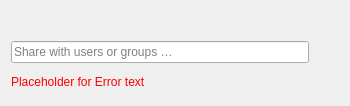
This is src/gui/shareusergroupwidget.ui in nextcloud/desktop as Qt 5 draws it before an edit. The edited form follows.
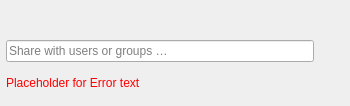
This is the edited form. Icons and pictures are not drawn.

The edit to the form file:
```diff
--- a/src/gui/shareusergroupwidget.ui
+++ b/src/gui/shareusergroupwidget.ui
@@ -17,6 +17,21 @@
    </sizepolicy>
   </property>
   <layout class="QVBoxLayout" name="verticalLayout">
+   <property name="spacing">
+    <number>6</number>
+   </property>
+   <property name="leftMargin">
+    <number>6</number>
+   </property>
+   <property name="topMargin">
+    <number>6</number>
+   </property>
+   <property name="rightMargin">
+    <number>6</number>
+   </property>
+   <property name="bottomMargin">
+    <number>6</number>
+   </property>
    <item>
     <widget class="QLabel" name="mainOwnerLabel">
      <property name="sizePolicy">
```
